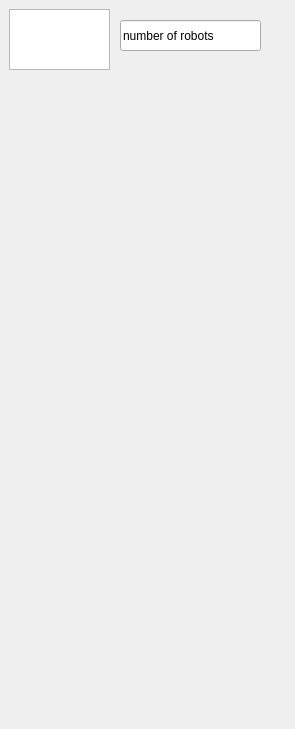
Above: ICP_PROJECT_2024/robot_settings.ui from ToxicToxon/ICP-PROJECT-2024 before the change. Below: the same form after it.
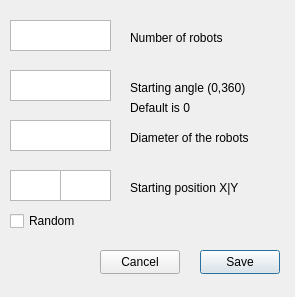
That is the form after the change.

What changed in the file:
```diff
--- a/ICP_PROJECT_2024/robot_settings.ui
+++ b/ICP_PROJECT_2024/robot_settings.ui
@@ -7,7 +7,7 @@
     <x>0</x>
     <y>0</y>
     <width>295</width>
-    <height>729</height>
+    <height>297</height>
    </rect>
   </property>
   <property name="windowTitle">
@@ -16,24 +16,205 @@
   <widget class="QTextEdit" name="textEdit">
    <property name="geometry">
     <rect>
-     <x>9</x>
-     <y>9</y>
-     <width>101</width>
-     <height>61</height>
-    </rect>
-   </property>
-  </widget>
-  <widget class="QLineEdit" name="lineEdit">
-   <property name="geometry">
-    <rect>
-     <x>120</x>
+     <x>10</x>
      <y>20</y>
-     <width>141</width>
+     <width>101</width>
      <height>31</height>
     </rect>
    </property>
+   <property name="html">
+    <string>&lt;!DOCTYPE HTML PUBLIC &quot;-//W3C//DTD HTML 4.0//EN&quot; &quot;http://www.w3.org/TR/REC-html40/strict.dtd&quot;&gt;
+&lt;html&gt;&lt;head&gt;&lt;meta name=&quot;qrichtext&quot; content=&quot;1&quot; /&gt;&lt;meta charset=&quot;utf-8&quot; /&gt;&lt;style type=&quot;text/css&quot;&gt;
+p, li { white-space: pre-wrap; }
+hr { height: 1px; border-width: 0; }
+li.unchecked::marker { content: &quot;\2610&quot;; }
+li.checked::marker { content: &quot;\2612&quot;; }
+&lt;/style&gt;&lt;/head&gt;&lt;body style=&quot; font-family:'Segoe UI'; font-size:9pt; font-weight:400; font-style:normal;&quot;&gt;
+&lt;p align=&quot;center&quot; style=&quot;-qt-paragraph-type:empty; margin-top:0px; margin-bottom:0px; margin-left:0px; margin-right:0px; -qt-block-indent:0; text-indent:0px;&quot;&gt;&lt;br /&gt;&lt;/p&gt;&lt;/body&gt;&lt;/html&gt;</string>
+   </property>
+  </widget>
+  <widget class="QLabel" name="label">
+   <property name="geometry">
+    <rect>
+     <x>130</x>
+     <y>30</y>
+     <width>101</width>
+     <height>16</height>
+    </rect>
+   </property>
    <property name="text">
-    <string>number of robots</string>
+    <string>Number of robots</string>
+   </property>
+  </widget>
+  <widget class="QTextEdit" name="textEdit_2">
+   <property name="geometry">
+    <rect>
+     <x>10</x>
+     <y>70</y>
+     <width>101</width>
+     <height>31</height>
+    </rect>
+   </property>
+   <property name="html">
+    <string>&lt;!DOCTYPE HTML PUBLIC &quot;-//W3C//DTD HTML 4.0//EN&quot; &quot;http://www.w3.org/TR/REC-html40/strict.dtd&quot;&gt;
+&lt;html&gt;&lt;head&gt;&lt;meta name=&quot;qrichtext&quot; content=&quot;1&quot; /&gt;&lt;meta charset=&quot;utf-8&quot; /&gt;&lt;style type=&quot;text/css&quot;&gt;
+p, li { white-space: pre-wrap; }
+hr { height: 1px; border-width: 0; }
+li.unchecked::marker { content: &quot;\2610&quot;; }
+li.checked::marker { content: &quot;\2612&quot;; }
+&lt;/style&gt;&lt;/head&gt;&lt;body style=&quot; font-family:'Segoe UI'; font-size:9pt; font-weight:400; font-style:normal;&quot;&gt;
+&lt;p align=&quot;center&quot; style=&quot;-qt-paragraph-type:empty; margin-top:0px; margin-bottom:0px; margin-left:0px; margin-right:0px; -qt-block-indent:0; text-indent:0px;&quot;&gt;&lt;br /&gt;&lt;/p&gt;&lt;/body&gt;&lt;/html&gt;</string>
+   </property>
+  </widget>
+  <widget class="QLabel" name="label_2">
+   <property name="geometry">
+    <rect>
+     <x>130</x>
+     <y>80</y>
+     <width>121</width>
+     <height>16</height>
+    </rect>
+   </property>
+   <property name="text">
+    <string>Starting angle (0,360)</string>
+   </property>
+  </widget>
+  <widget class="QTextEdit" name="textEdit_3">
+   <property name="geometry">
+    <rect>
+     <x>10</x>
+     <y>120</y>
+     <width>101</width>
+     <height>31</height>
+    </rect>
+   </property>
+   <property name="html">
+    <string>&lt;!DOCTYPE HTML PUBLIC &quot;-//W3C//DTD HTML 4.0//EN&quot; &quot;http://www.w3.org/TR/REC-html40/strict.dtd&quot;&gt;
+&lt;html&gt;&lt;head&gt;&lt;meta name=&quot;qrichtext&quot; content=&quot;1&quot; /&gt;&lt;meta charset=&quot;utf-8&quot; /&gt;&lt;style type=&quot;text/css&quot;&gt;
+p, li { white-space: pre-wrap; }
+hr { height: 1px; border-width: 0; }
+li.unchecked::marker { content: &quot;\2610&quot;; }
+li.checked::marker { content: &quot;\2612&quot;; }
+&lt;/style&gt;&lt;/head&gt;&lt;body style=&quot; font-family:'Segoe UI'; font-size:9pt; font-weight:400; font-style:normal;&quot;&gt;
+&lt;p align=&quot;center&quot; style=&quot;-qt-paragraph-type:empty; margin-top:0px; margin-bottom:0px; margin-left:0px; margin-right:0px; -qt-block-indent:0; text-indent:0px;&quot;&gt;&lt;br /&gt;&lt;/p&gt;&lt;/body&gt;&lt;/html&gt;</string>
+   </property>
+  </widget>
+  <widget class="QLabel" name="label_3">
+   <property name="geometry">
+    <rect>
+     <x>130</x>
+     <y>130</y>
+     <width>161</width>
+     <height>16</height>
+    </rect>
+   </property>
+   <property name="text">
+    <string>Diameter of the robots</string>
+   </property>
+  </widget>
+  <widget class="QTextEdit" name="textEdit_4">
+   <property name="geometry">
+    <rect>
+     <x>10</x>
+     <y>170</y>
+     <width>51</width>
+     <height>31</height>
+    </rect>
+   </property>
+   <property name="html">
+    <string>&lt;!DOCTYPE HTML PUBLIC &quot;-//W3C//DTD HTML 4.0//EN&quot; &quot;http://www.w3.org/TR/REC-html40/strict.dtd&quot;&gt;
+&lt;html&gt;&lt;head&gt;&lt;meta name=&quot;qrichtext&quot; content=&quot;1&quot; /&gt;&lt;meta charset=&quot;utf-8&quot; /&gt;&lt;style type=&quot;text/css&quot;&gt;
+p, li { white-space: pre-wrap; }
+hr { height: 1px; border-width: 0; }
+li.unchecked::marker { content: &quot;\2610&quot;; }
+li.checked::marker { content: &quot;\2612&quot;; }
+&lt;/style&gt;&lt;/head&gt;&lt;body style=&quot; font-family:'Segoe UI'; font-size:9pt; font-weight:400; font-style:normal;&quot;&gt;
+&lt;p align=&quot;center&quot; style=&quot;-qt-paragraph-type:empty; margin-top:0px; margin-bottom:0px; margin-left:0px; margin-right:0px; -qt-block-indent:0; text-indent:0px;&quot;&gt;&lt;br /&gt;&lt;/p&gt;&lt;/body&gt;&lt;/html&gt;</string>
+   </property>
+  </widget>
+  <widget class="QTextEdit" name="textEdit_5">
+   <property name="geometry">
+    <rect>
+     <x>60</x>
+     <y>170</y>
+     <width>51</width>
+     <height>31</height>
+    </rect>
+   </property>
+   <property name="html">
+    <string>&lt;!DOCTYPE HTML PUBLIC &quot;-//W3C//DTD HTML 4.0//EN&quot; &quot;http://www.w3.org/TR/REC-html40/strict.dtd&quot;&gt;
+&lt;html&gt;&lt;head&gt;&lt;meta name=&quot;qrichtext&quot; content=&quot;1&quot; /&gt;&lt;meta charset=&quot;utf-8&quot; /&gt;&lt;style type=&quot;text/css&quot;&gt;
+p, li { white-space: pre-wrap; }
+hr { height: 1px; border-width: 0; }
+li.unchecked::marker { content: &quot;\2610&quot;; }
+li.checked::marker { content: &quot;\2612&quot;; }
+&lt;/style&gt;&lt;/head&gt;&lt;body style=&quot; font-family:'Segoe UI'; font-size:9pt; font-weight:400; font-style:normal;&quot;&gt;
+&lt;p align=&quot;center&quot; style=&quot;-qt-paragraph-type:empty; margin-top:0px; margin-bottom:0px; margin-left:0px; margin-right:0px; -qt-block-indent:0; text-indent:0px;&quot;&gt;&lt;br /&gt;&lt;/p&gt;&lt;/body&gt;&lt;/html&gt;</string>
+   </property>
+  </widget>
+  <widget class="QLabel" name="label_4">
+   <property name="geometry">
+    <rect>
+     <x>130</x>
+     <y>180</y>
+     <width>121</width>
+     <height>16</height>
+    </rect>
+   </property>
+   <property name="text">
+    <string>Starting position X|Y</string>
+   </property>
+  </widget>
+  <widget class="QLabel" name="label_5">
+   <property name="geometry">
+    <rect>
+     <x>130</x>
+     <y>100</y>
+     <width>71</width>
+     <height>16</height>
+    </rect>
+   </property>
+   <property name="text">
+    <string>Default is 0</string>
+   </property>
+  </widget>
+  <widget class="QPushButton" name="pushButton">
+   <property name="geometry">
+    <rect>
+     <x>200</x>
+     <y>250</y>
+     <width>80</width>
+     <height>24</height>
+    </rect>
+   </property>
+   <property name="text">
+    <string>Save</string>
+   </property>
+  </widget>
+  <widget class="QCheckBox" name="checkBox">
+   <property name="geometry">
+    <rect>
+     <x>10</x>
+     <y>210</y>
+     <width>78</width>
+     <height>22</height>
+    </rect>
+   </property>
+   <property name="text">
+    <string>Random</string>
+   </property>
+  </widget>
+  <widget class="QPushButton" name="pushButton_2">
+   <property name="geometry">
+    <rect>
+     <x>100</x>
+     <y>250</y>
+     <width>80</width>
+     <height>24</height>
+    </rect>
+   </property>
+   <property name="text">
+    <string>Cancel</string>
    </property>
   </widget>
  </widget>
```
Left out of the diff: 19 changed lines with no effect on the pictures.
